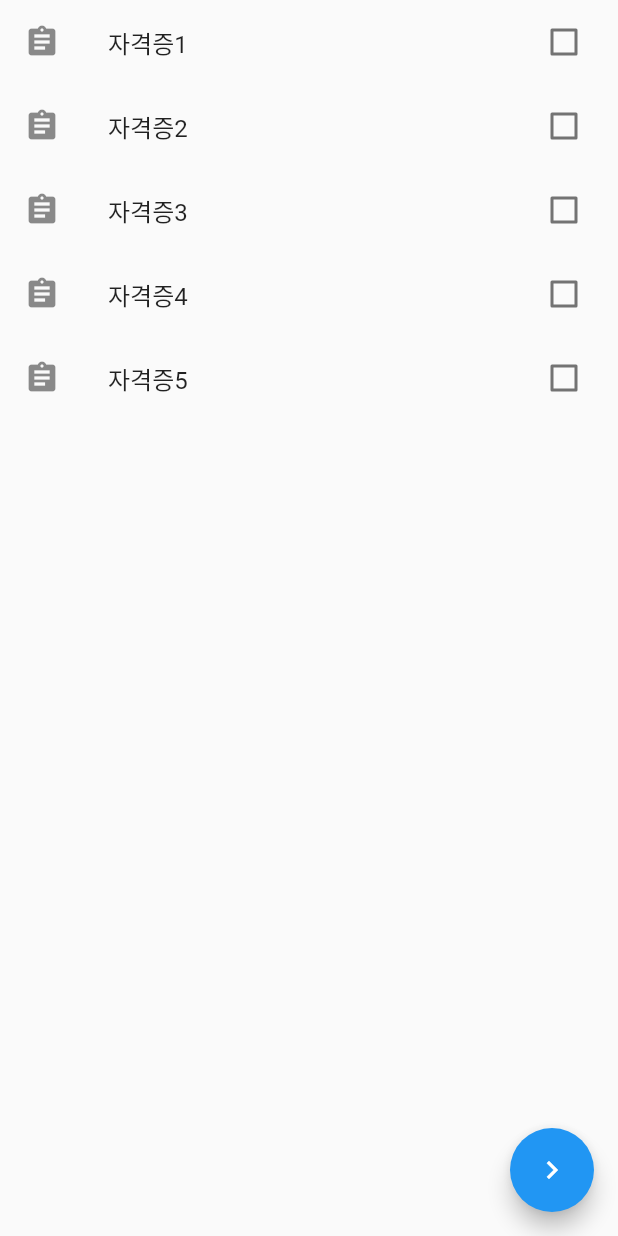
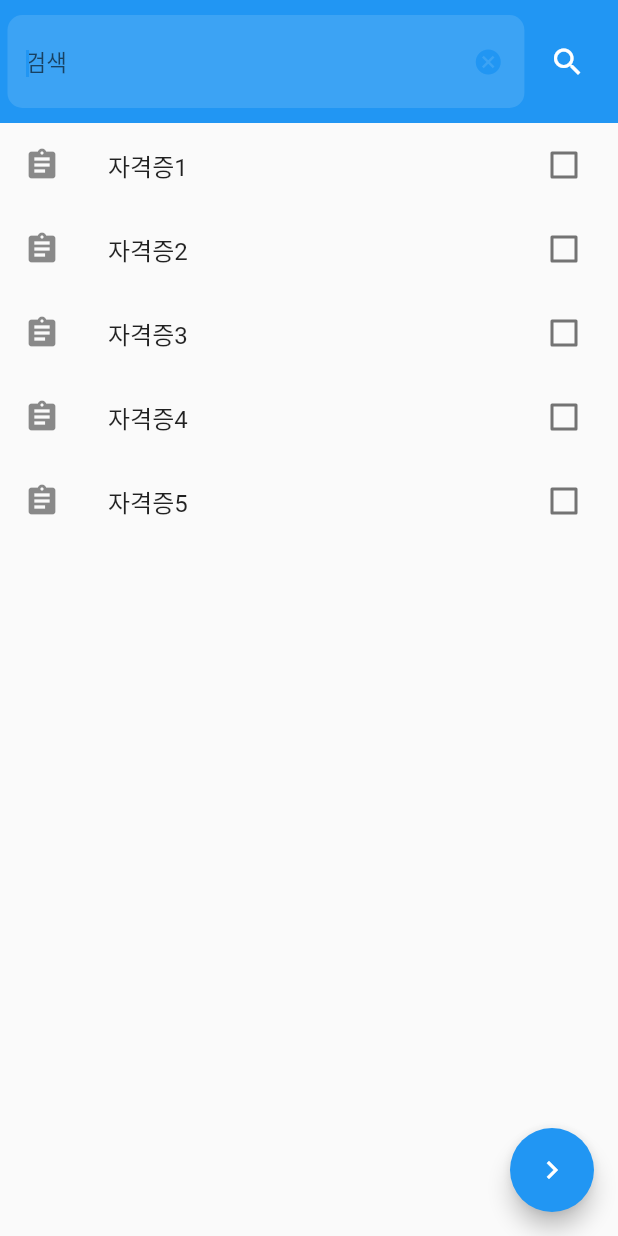
Before and after one commit to linear14/relay08, a Flutter app: the screen it shows after launch, on a phone screen of 412 x 824 dp. Run offline on Flutter 3.47's test engine with Material 2 defaults, Android fonts, the phone set to English and light mode, and no system bars; our stand-ins replace youtube_player_flutter.

Commit message:
기본기능 구현

```diff
--- a/untitled/lib/components/checkBox.dart
+++ b/untitled/lib/components/checkBox.dart
@@ -1,48 +1,4 @@
 import 'package:flutter/material.dart';
-import 'package:untitled/second_page.dart';
-
-class CheckBoxList extends StatefulWidget {
-  CheckBoxList({this.myList});
-  final myList;
-
-  @override
-  _CheckBoxListState createState() => _CheckBoxListState();
-}
-
-class _CheckBoxListState extends State<CheckBoxList> {
-  List<String> checkedList = [];
-
-  int makeCheckedList() {
-    checkedList = [];
-    for (int i=0; i<widget.myList.length; i++) {
-      if (widget.myList[i].checked) {
-        checkedList.add(widget.myList[i].title);
-      }
-    }
-  }
-
-  @override
-  Widget build(BuildContext context) {
-    return Scaffold(
-      body: ListView(
-        children: widget.myList,
-      ),
-      floatingActionButton: FloatingActionButton(
-        onPressed: () {
-          makeCheckedList();
-          Navigator.push(
-            context,
-            MaterialPageRoute(
-              builder: (context) => SecondPage(checkedList: checkedList),
-            ),
-          );
-        },
-        tooltip: 'Go',
-        child: Icon(Icons.navigate_next),
-      ),
-    );
-  }
-}
 
 class MyCheckBox extends StatefulWidget {
   MyCheckBox({@required this.title});
@@ -54,7 +10,6 @@ class MyCheckBox extends StatefulWidget {
 }
 
 class _MyCheckBoxState extends State<MyCheckBox> {
-
   @override
   Widget build(BuildContext context) {
     return CheckboxListTile(
--- /dev/null
+++ b/untitled/lib/components/search_screen.dart
@@ -0,0 +1,151 @@
+import 'package:flutter/material.dart';
+import 'package:untitled/components/checkBox.dart';
+import 'package:untitled/second_page.dart';
+
+class SearchScreen extends StatefulWidget {
+  SearchScreen({this.myList});
+  final myList;
+
+  @override
+  _SearchScreenState createState() => _SearchScreenState();
+}
+
+class _SearchScreenState extends State<SearchScreen> {
+  final TextEditingController _filter = TextEditingController();
+  FocusNode focusNode = FocusNode();
+  String _searchText = "";
+  List<String> checkedList = [];
+  List<Widget> searchedList = [];
+
+  int makeCheckedList() {
+    checkedList = [];
+    for (int i = 0; i < widget.myList.length; i++) {
+      if (widget.myList[i].checked) {
+        checkedList.add(widget.myList[i].title);
+      }
+    }
+  }
+
+  int makeSearchedList() {
+    searchedList = [];
+    for (int i = 0; i < widget.myList.length; i++) {
+      if (widget.myList[i].title.toString().contains(_searchText)) {
+        searchedList.add(widget.myList[i]);
+      }
+    }
+  }
+
+  _SearchScreenState() {
+    _filter.addListener(() {
+      setState(() {
+        _searchText = _filter.text;
+      });
+    });
+  }
+
+  @override
+  Widget build(BuildContext context) {
+    return Scaffold(
+      body: SafeArea(
+        child: Container(
+            child: Column(
+          children: [
+            Container(
+                color: Colors.blue,
+                padding: EdgeInsets.fromLTRB(5, 10, 5, 10),
+                child: Row(
+                  children: [
+                    Expanded(
+                        flex: 6,
+                        child: TextField(
+                            onSubmitted: (String str) {
+                              setState(() {
+                                makeSearchedList();
+                              });
+                            },
+                            focusNode: focusNode,
+                            style: TextStyle(fontSize: 15),
+                            autofocus: true,
+                            controller: _filter,
+                            decoration: InputDecoration(
+                              filled: true,
+                              fillColor: Colors.white12,
+                              suffixIcon: focusNode.hasFocus
+                                  ? IconButton(
+                                      icon: Icon(Icons.cancel, size: 20),
+                                      onPressed: () {
+                                        setState(() {
+                                          _filter.clear();
+                                          _searchText = "";
+                                        });
+                                      },
+                                    )
+                                  : Container(),
+                              hintText: "검색",
+                              labelStyle: TextStyle(color: Colors.white),
+                              focusedBorder: OutlineInputBorder(
+                                borderSide:
+                                    BorderSide(color: Colors.transparent),
+                                borderRadius:
+                                    BorderRadius.all(Radius.circular(10)),
+                              ),
+                              enabledBorder: OutlineInputBorder(
+                                borderSide:
+                                    BorderSide(color: Colors.transparent),
+                                borderRadius:
+                                    BorderRadius.all(Radius.circular(10)),
+                              ),
+                              border: OutlineInputBorder(
+                                borderSide:
+                                    BorderSide(color: Colors.transparent),
+                                borderRadius:
+                                    BorderRadius.all(Radius.circular(10)),
+                              ),
+                            ))),
+                    focusNode.hasFocus
+                        ? Expanded(
+                            child: FlatButton(
+                            child: Icon(Icons.search, color: Colors.white),
+                            onPressed: () {
+                              setState(() {
+                                makeSearchedList();
+                                _filter.clear();
+                                _searchText = "";
+                                focusNode.unfocus();
+                              });
+                            },
+                          ))
+                        : Expanded(
+                            child: Container(),
+                            flex: 0,
+                          )
+                  ],
+                )),
+            searchedList.length == 0
+                ? ListView(
+                    shrinkWrap: true,
+                    physics: const ClampingScrollPhysics(),
+                    children: widget.myList)
+                : ListView(
+                    shrinkWrap: true,
+                    physics: const ClampingScrollPhysics(),
+                    children: searchedList)
+          ],
+        )),
+      ),
+      floatingActionButton: FloatingActionButton(
+        onPressed: () {
+          makeCheckedList();
+          Navigator.push(
+            context,
+            MaterialPageRoute(
+              builder: (context) => SecondPage(checkedList: checkedList),
+            ),
+          );
+        },
+        tooltip: 'Go',
+        child: Icon(Icons.navigate_next),
+      ),
+    );
+  }
+}
--- a/untitled/lib/main.dart
+++ b/untitled/lib/main.dart
@@ -1,5 +1,6 @@
 import 'package:flutter/material.dart';
 import 'package:untitled/components/checkBox.dart';
+import 'package:untitled/components/search_screen.dart';
 
 void main() {
   runApp(MyApp());
@@ -15,7 +16,7 @@ class MyApp extends StatelessWidget {
         theme: ThemeData(
           primarySwatch: Colors.blue,
         ),
-        home: CheckBoxList(myList: List.generate(licenseList.length, (int index) {
+        home: SearchScreen(myList: List.generate(licenseList.length, (int index) {
           return MyCheckBox(title: licenseList[index]);
         }))
     );
```
Also changed, not shown: untitled/lib/second_page.dart (+21 -0 lines).
